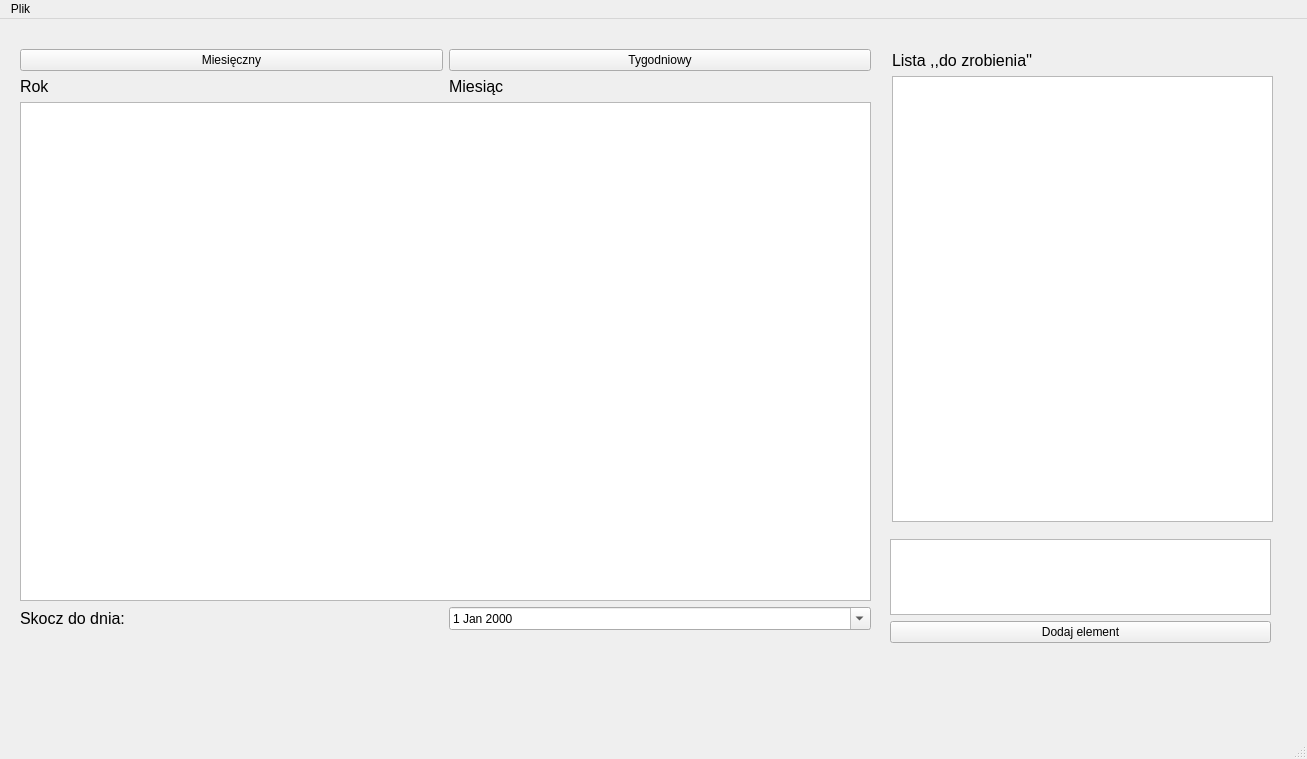
This is Projekt/calendar/mainwindow.ui in nixenos/PK4_tasks_project as Qt 5 draws it before an edit. The edited form follows.
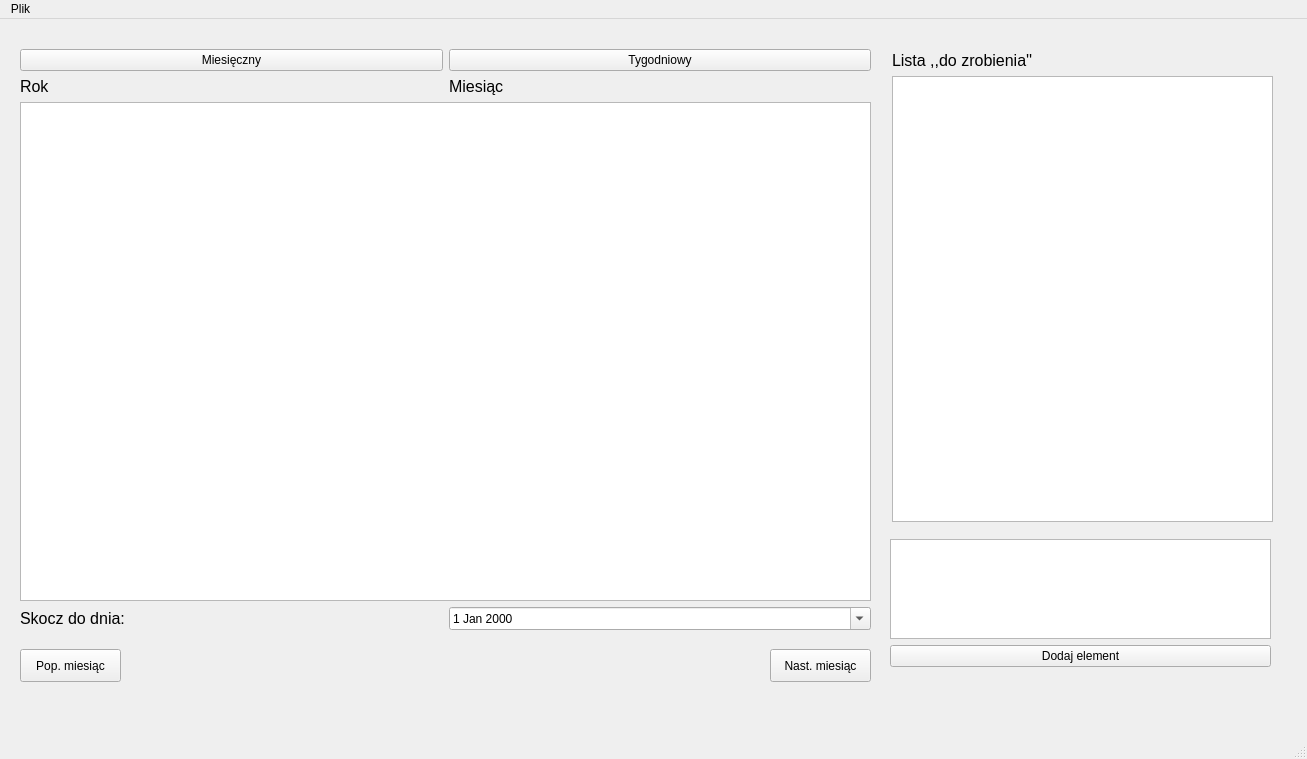
This is the edited form.

```diff
--- a/Projekt/calendar/mainwindow.ui
+++ b/Projekt/calendar/mainwindow.ui
@@ -113,7 +113,7 @@
       <x>890</x>
       <y>520</y>
       <width>381</width>
-      <height>104</height>
+      <height>128</height>
      </rect>
     </property>
     <layout class="QVBoxLayout" name="verticalLayout">
@@ -156,6 +156,32 @@
      </item>
     </layout>
    </widget>
+   <widget class="QPushButton" name="prevMonth">
+    <property name="geometry">
+     <rect>
+      <x>20</x>
+      <y>630</y>
+      <width>101</width>
+      <height>33</height>
+     </rect>
+    </property>
+    <property name="text">
+     <string>Pop. miesiąc</string>
+    </property>
+   </widget>
+   <widget class="QPushButton" name="nextMonth">
+    <property name="geometry">
+     <rect>
+      <x>770</x>
+      <y>630</y>
+      <width>101</width>
+      <height>33</height>
+     </rect>
+    </property>
+    <property name="text">
+     <string>Nast. miesiąc</string>
+    </property>
+   </widget>
   </widget>
   <widget class="QMenuBar" name="menubar">
    <property name="geometry">
```
Left out of the diff: 4 changed lines with no effect on the pictures.
